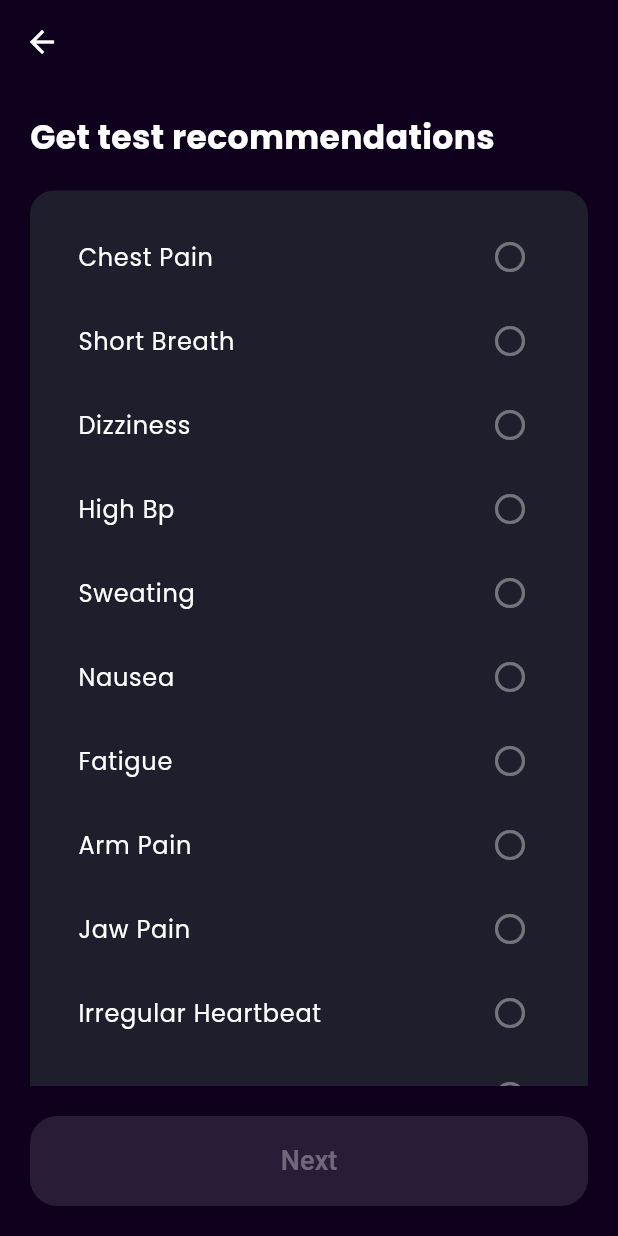
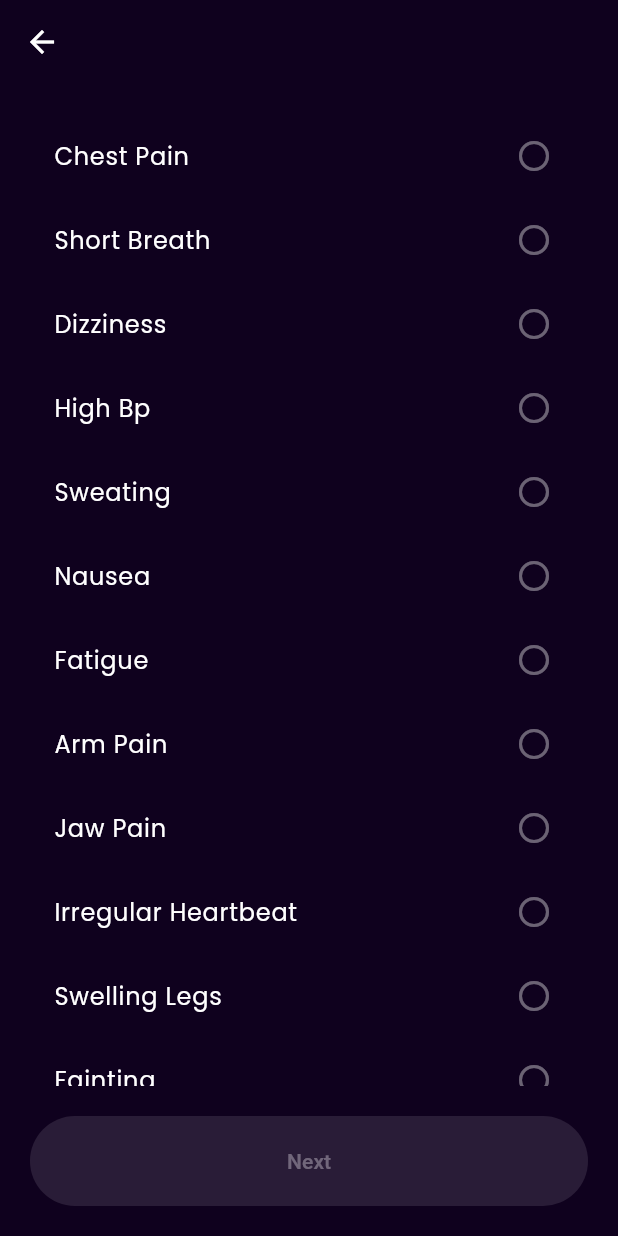
Before and after one commit to softdevlpr/vytal, a Flutter app: the AddSymptomsPage screen opened directly, on a phone screen of 412 x 824 dp. Run offline on Flutter 3.47's test engine with Material 3 defaults, Android fonts, the phone set to English and light mode, and no system bars; our stand-ins replace flutter_local_notifications, google_fonts, shared_preferences, timezone; accounts and stored records are empty.

Commit message:
Update add_symptoms_page.dart

```diff
--- a/lib/screens/add_symptoms_page.dart
+++ b/lib/screens/add_symptoms_page.dart
@@ -37,7 +37,7 @@ class _AddSymptomsPageState extends State<AddSymptomsPage> {
         .join(" ");
   }
 
-  Future<void> saveSymptom(String symptom) async {
+  Future<void> saveSymptomScore() async {
     final prefs = await SharedPreferences.getInstance();
 
     Map<String, int> scores = {};
@@ -48,7 +48,8 @@ class _AddSymptomsPageState extends State<AddSymptomsPage> {
       scores = Map<String, int>.from(jsonDecode(stored));
     }
 
-    scores[symptom] = (scores[symptom] ?? 0) + 1;
+    //  ONLY increase here (Next button click)
+    scores[selectedSymptom!] = (scores[selectedSymptom!] ?? 0) + 1;
 
     await prefs.setString("symptom_scores", jsonEncode(scores));
   }
@@ -59,7 +60,6 @@ class _AddSymptomsPageState extends State<AddSymptomsPage> {
       backgroundColor: const Color(0xFF0F011E),
       appBar: AppBar(
         backgroundColor: Colors.transparent,
-        elevation: 0,
         leading: const BackButton(color: Colors.white),
       ),
       body: Column(
@@ -67,25 +67,6 @@ class _AddSymptomsPageState extends State<AddSymptomsPage> {
           Expanded(
             child: SingleChildScrollView(
               padding: const EdgeInsets.all(20),
-              child: Column(
-                crossAxisAlignment: CrossAxisAlignment.start,
-                children: [
-                  Text(
-                    "Get test recommendations",
-                    style: GoogleFonts.poppins(
-                      fontSize: 22,
-                      fontWeight: FontWeight.bold,
-                      color: Colors.white,
-                    ),
-                  ),
-                  const SizedBox(height: 20),
-
-                  Container(
-                    padding: const EdgeInsets.all(16),
-                    decoration: BoxDecoration(
-                      color: const Color(0xFF1E1E2C),
-                      borderRadius: BorderRadius.circular(16),
-                    ),
               child: Column(
                 children: symptoms.map((symptom) {
                   final isSelected = selectedSymptom == symptom;
@@ -99,9 +80,8 @@ class _AddSymptomsPageState extends State<AddSymptomsPage> {
                       isSelected
                           ? Icons.check_circle
                           : Icons.radio_button_unchecked,
-                            color: isSelected
-                                ? const Color(0xFF9D4EDD)
-                                : Colors.white38,
+                      color:
+                          isSelected ? const Color(0xFF9D4EDD) : Colors.white38,
                     ),
                     onTap: () {
                       setState(() {
@@ -110,9 +90,6 @@ class _AddSymptomsPageState extends State<AddSymptomsPage> {
                     },
                   );
                 }).toList(),
-                    ),
-                  ),
-                ],
               ),
             ),
           ),
@@ -126,7 +103,8 @@ class _AddSymptomsPageState extends State<AddSymptomsPage> {
                 onPressed: selectedSymptom == null
                     ? null
                     : () async {
-                        await saveSymptom(selectedSymptom!);
+                        //  score increases ONLY here
+                        await saveSymptomScore();
 
                         Navigator.push(
                           context,
@@ -139,11 +117,8 @@ class _AddSymptomsPageState extends State<AddSymptomsPage> {
                       },
                 style: ElevatedButton.styleFrom(
                   backgroundColor: const Color(0xFF9D4EDD),
-                  shape: RoundedRectangleBorder(
-                    borderRadius: BorderRadius.circular(18),
                 ),
-                ),
-                child: const Text("Next", style: TextStyle(fontSize: 18)),
+                child: const Text("Next"),
               ),
             ),
           ),
```
Lines whose indentation alone changed are shown as unchanged.
